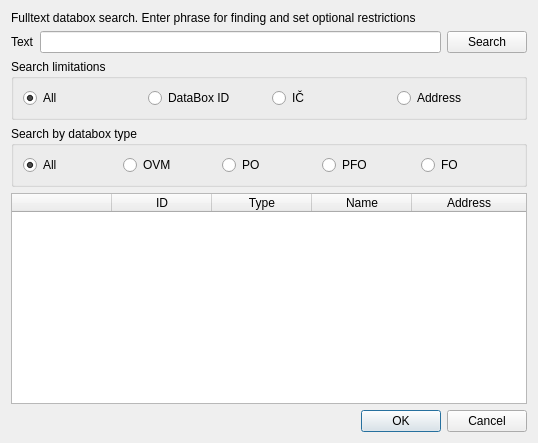
psakar/datovka, file src/gui/ui/dlg_ds_search2.ui: the form before one commit.
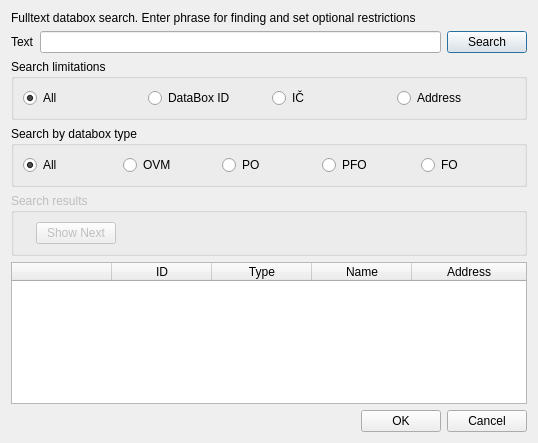
The form after the commit. Icons and pictures are not drawn. Custom widgets are drawn as their Qt base class.

Commit message: Added support for paging of search result (ISDSSearch2)

What changed in the file:
```diff
--- a/src/gui/ui/dlg_ds_search2.ui
+++ b/src/gui/ui/dlg_ds_search2.ui
@@ -46,6 +46,13 @@
        <property name="text">
         <string>Search</string>
        </property>
+       <property name="icon">
+        <iconset resource="../../../res/resources.qrc">
+         <normaloff>:/icons/3party/search_16.png</normaloff>:/icons/3party/search_16.png</iconset>
+       </property>
+       <property name="default">
+        <bool>true</bool>
+       </property>
       </widget>
      </item>
     </layout>
@@ -146,6 +153,45 @@
      </layout>
     </widget>
    </item>
+   <item>
+    <widget class="QGroupBox" name="resultGroupBox">
+     <property name="enabled">
+      <bool>false</bool>
+     </property>
+     <property name="title">
+      <string>Search results</string>
+     </property>
+     <layout class="QHBoxLayout" name="horizontalLayout_4">
+      <item>
+       <widget class="QLabel" name="searchResultText">
+        <property name="text">
+         <string/>
+        </property>
+       </widget>
+      </item>
+      <item>
+       <widget class="QPushButton" name="nextPushButton">
+        <property name="text">
+         <string>Show Next</string>
+        </property>
+       </widget>
+      </item>
+      <item>
+       <spacer name="horizontalSpacer">
+        <property name="orientation">
+         <enum>Qt::Horizontal</enum>
+        </property>
+        <property name="sizeHint" stdset="0">
+         <size>
+          <width>40</width>
+          <height>20</height>
+         </size>
+        </property>
+       </spacer>
+      </item>
+     </layout>
+    </widget>
+   </item>
    <item>
     <widget class="LoweredTableWidget" name="contactTableWidget">
      <property name="editTriggers">
```
Left out of the diff: 5 changed lines with no effect on the pictures. The commit also changes 4 other files.
